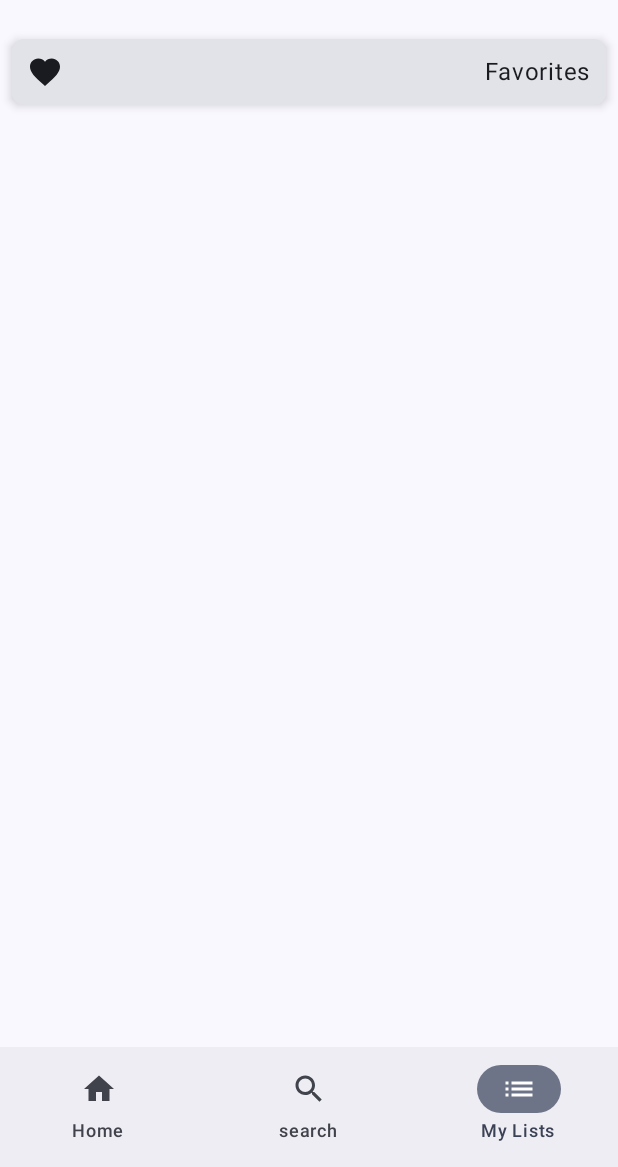
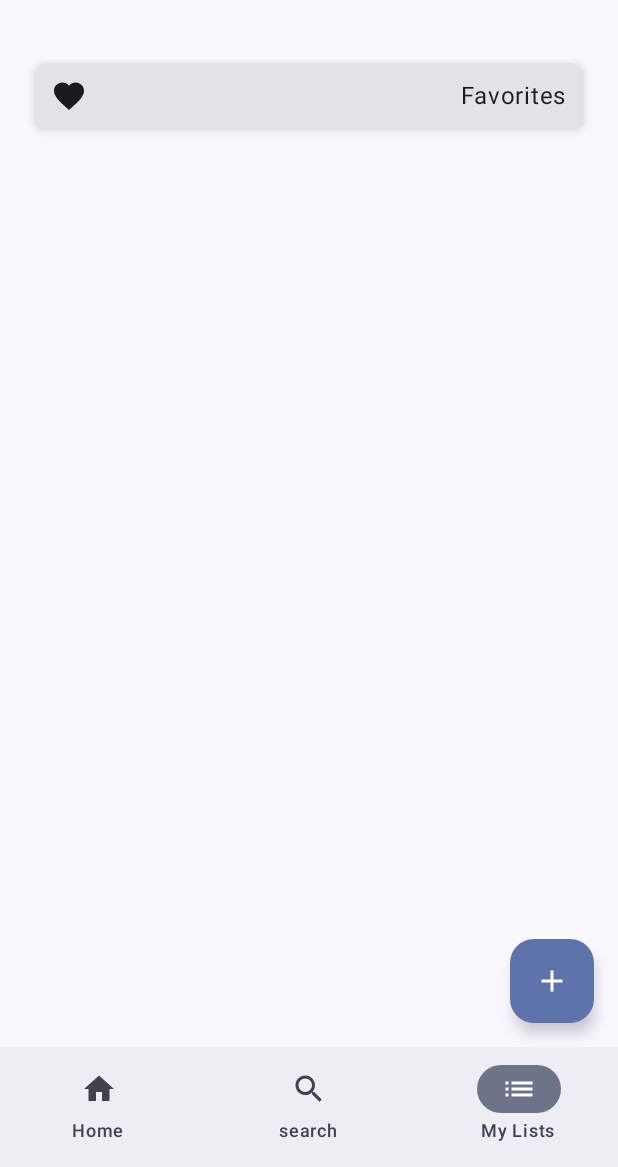
Before and after one commit to Jackaria72/Curatolist-AndroidApp, an Android app built with Jetpack Compose: the lists_screen screen opened through its navigation route, on a phone screen of 412 x 824 dp, the part 69-1236 px from its top. Run offline under Robolectric (Android 15) with nearby library versions, the phone set to English and light mode, and no system bars; our stand-ins replace Room's generated code; pictures from the network do not load.

Commit message:
Feature/user lists - create lists (#16)
* Feat: Create create list dialogue

* Feat: create Icon converter

* Feat: create addList method in viewmodel

* Feat: Implememnt create list in List screen

* Feat: Implement add list to art details screen

* Feat: pass through snackHost from navigation

```diff
--- a/app/src/main/java/com/artful/curatolist/ui/AppRoot.kt
+++ b/app/src/main/java/com/artful/curatolist/ui/AppRoot.kt
@@ -49,7 +49,6 @@ fun AppRoot() {
         topBar = { TopBar(navController) },
         bottomBar = { AppBottomNavigation(navController) }
     ) { paddingValues ->
-
         AppNavigation(navController, paddingValues, viewModel, listViewModel, snackbarHostState) }
 
 }
--- a/app/src/main/java/com/artful/curatolist/ui/navigation/Navigation.kt
+++ b/app/src/main/java/com/artful/curatolist/ui/navigation/Navigation.kt
@@ -22,7 +22,6 @@ import com.artful.curatolist.viewmodel.ArtworkViewModel
 import com.artful.curatolist.viewmodel.ListViewModel
 
 @Composable
-
 fun AppNavigation(navController: NavHostController, paddingValues: PaddingValues, viewModel: ArtworkViewModel, listViewModel: ListViewModel, snackbarHostState: SnackbarHostState) {
 
     NavHost(
@@ -58,13 +57,14 @@ fun AppNavigation(navController: NavHostController, paddingValues: PaddingValues
                 listViewModel = listViewModel,
                 navigateToListDetails = { listId ->
                     navController.navigate("list_details/$listId")
-                }) }
+                },
+                snackbarHostState = snackbarHostState) }
         composable(
             route = "list_details/{listId}",
             arguments = listOf(navArgument("listId")  { type = NavType.LongType})
         ) {
             backstackEntry -> val listId = backstackEntry.arguments?.getLong("listId") ?: -1L
-            ListDetailsScreen(listId = listId, listViewModel = listViewModel)
+            ListDetailsScreen(listId = listId, listViewModel = listViewModel, snackbarHostState = snackbarHostState)
         }
         //Details
         composable(NavDestination.Details.route) {
--- a/app/src/main/java/com/artful/curatolist/ui/view/ListDetailsScreen.kt
+++ b/app/src/main/java/com/artful/curatolist/ui/view/ListDetailsScreen.kt
@@ -2,6 +2,7 @@ package com.artful.curatolist.ui.view
 
 import androidx.compose.foundation.lazy.LazyColumn
 import androidx.compose.foundation.lazy.items
+import androidx.compose.material3.SnackbarHostState
 import androidx.compose.material3.Text
 import androidx.compose.runtime.Composable
 import androidx.compose.runtime.LaunchedEffect
--- a/app/src/main/java/com/artful/curatolist/ui/view/ListScreen.kt
+++ b/app/src/main/java/com/artful/curatolist/ui/view/ListScreen.kt
@@ -1,23 +1,73 @@
 package com.artful.curatolist.ui.view
 
+import androidx.compose.foundation.layout.Column
+import androidx.compose.foundation.layout.fillMaxSize
+import androidx.compose.foundation.layout.padding
 import androidx.compose.foundation.lazy.LazyColumn
 import androidx.compose.foundation.lazy.items
+import androidx.compose.material.icons.Icons
+import androidx.compose.material.icons.filled.Add
+import androidx.compose.material3.FloatingActionButton
+import androidx.compose.material3.Icon
+import androidx.compose.material3.Scaffold
+import androidx.compose.material3.SnackbarHostState
 import androidx.compose.runtime.Composable
+import androidx.compose.runtime.getValue
+import androidx.compose.runtime.mutableStateOf
+import androidx.compose.runtime.remember
+import androidx.compose.runtime.setValue
+import androidx.compose.ui.Modifier
+import androidx.compose.ui.unit.dp
 import com.artful.curatolist.viewmodel.ListViewModel
 import com.artful.curatolist.ui.cards.ListItem
+import com.artful.curatolist.ui.view.dialogue.CreateListDialog
+import kotlinx.coroutines.CoroutineScope
+import kotlinx.coroutines.Dispatchers
+import kotlinx.coroutines.launch
 
 @Composable
 fun ListScreen(
     listViewModel: ListViewModel,
-    navigateToListDetails: (Long) -> Unit
+    navigateToListDetails: (Long) -> Unit,
+    snackbarHostState: SnackbarHostState
 ) {
     val listState = listViewModel.state
+    var showDialog by remember { mutableStateOf(false) }
+    Scaffold(
+        floatingActionButton = {
+            FloatingActionButton(
+                onClick = { showDialog = true }
+            ) {
+                Icon(Icons.Default.Add, contentDescription = "Create List")
+            }
+        }
+    ) { paddingValues ->
+        Column(
+            modifier = Modifier
+                .fillMaxSize()
+                .padding(paddingValues)
+                .padding(16.dp),
+        ) {
 
-    LazyColumn {
-        items(listState.items) { item ->
-            ListItem(
-                list = item,
-                onClick = { navigateToListDetails(item.listId) }
+            LazyColumn {
+                items(listState.items) { item ->
+                    ListItem(
+                        list = item,
+                        onClick = { navigateToListDetails(item.listId) }
+                    )
+                }
+            }
+        }
+        if (showDialog) {
+            CreateListDialog(
+                onDismiss = { showDialog = false },
+                onCreate = { name, icon ->
+                    listViewModel.addList(name, icon)
+                    showDialog = false
+                    CoroutineScope(Dispatchers.Main).launch {
+                        snackbarHostState.showSnackbar("Exhibit: $name Created!")
+                    }
+                }
             )
         }
     }
```
Also changed, not shown: app/src/main/java/com/artful/curatolist/ui/view/ArtworkDetailsScreen.kt (+43 -26 lines), app/src/main/java/com/artful/curatolist/ui/view/dialogue/CreateListDialogue.kt (added, +134 -0 lines), app/src/main/java/com/artful/curatolist/viewmodel/ListViewModel.kt (+11 -0 lines), app/src/main/java/com/artful/curatolist/viewmodel/util/IconCoverter.kt (added, +11 -0 lines).
